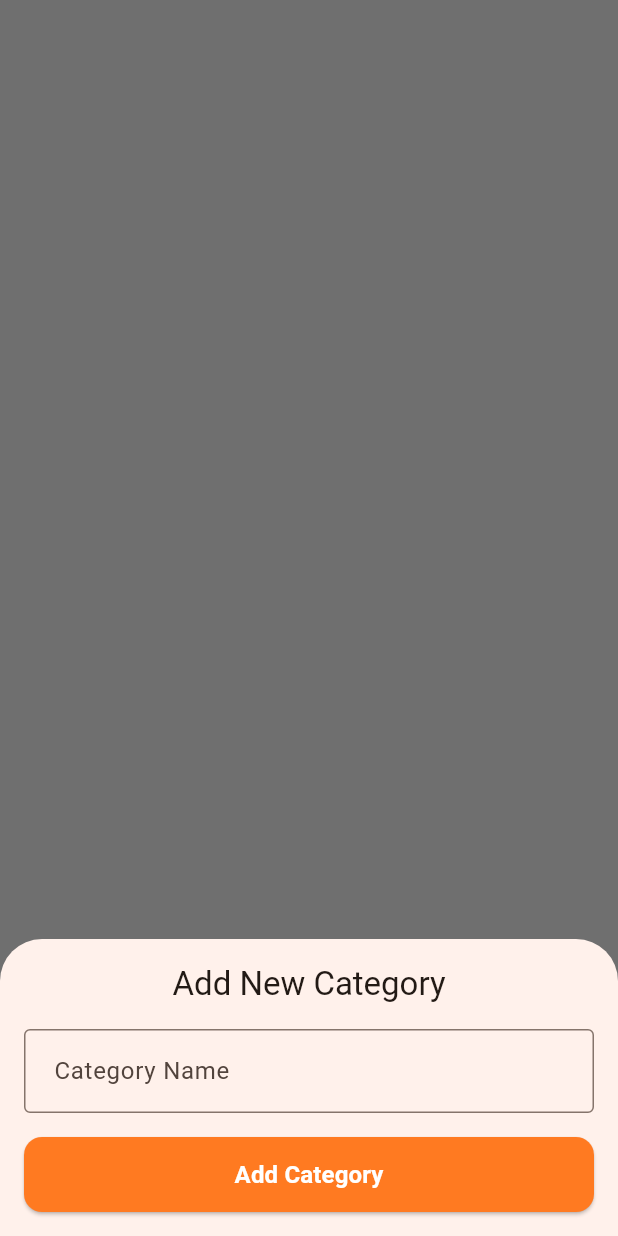
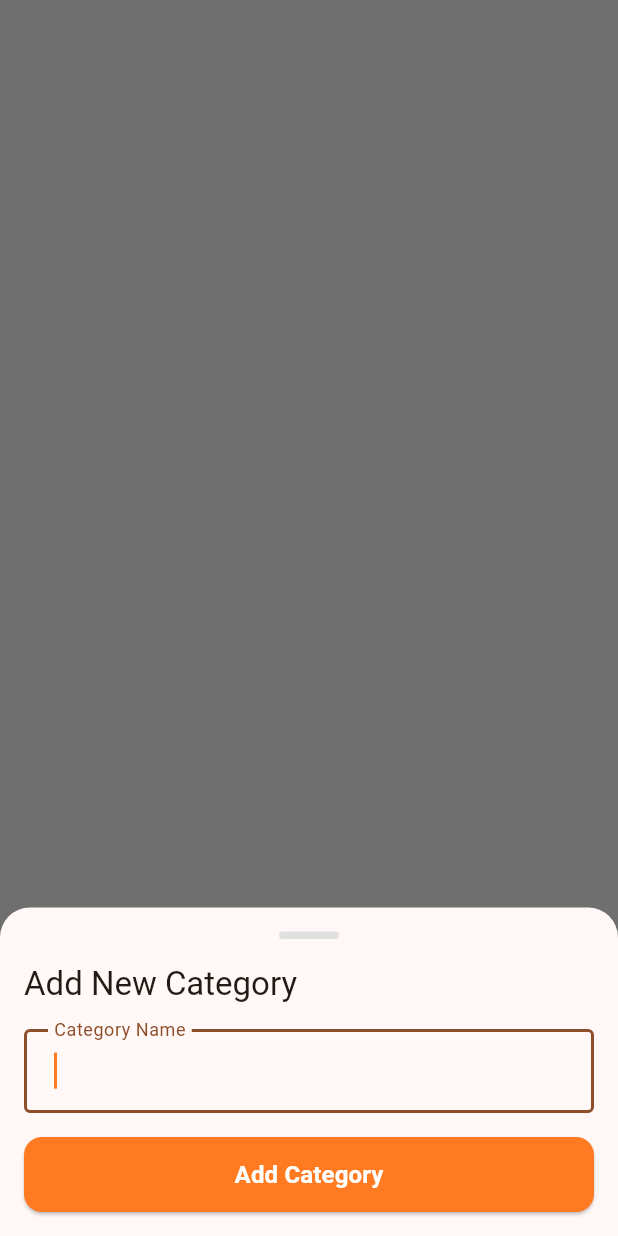
Before and after one commit to SimpliMinimalist/east202, a Flutter app: what showAddCategoryBottomSheet() shows on an empty page, opened directly, on a phone screen of 412 x 824 dp. Run offline on Flutter 3.47's test engine with Material 3 defaults, Android fonts, the phone set to English and light mode, and no system bars; our stand-ins replace carousel_slider, flutter_svg, go_router, google_fonts, image_picker, pinput and 1 more.

```diff
--- a/lib/core/navigation/main_shell.dart
+++ b/lib/core/navigation/main_shell.dart
@@ -169,6 +169,7 @@ class _MainShellState extends State<MainShell> {
                   context,
                   MaterialPageRoute(
                     builder: (context) => const AddProductScreen(),
+                    fullscreenDialog: true,
                   ),
                 );
               },
@@ -190,6 +191,7 @@ class _MainShellState extends State<MainShell> {
                   context,
                   MaterialPageRoute(
                     builder: (context) => const SearchOrdersScreen(),
+                    fullscreenDialog: true,
                   ),
                 );
               },
--- a/lib/features/store/screens/store_screen.dart
+++ b/lib/features/store/screens/store_screen.dart
@@ -65,6 +65,7 @@ class _StoreScreenState extends State<StoreScreen> {
                                 MaterialPageRoute(
                                   builder: (context) =>
                                       AddProductScreen(product: product),
+                                  fullscreenDialog: true,
                                 ),
                               );
                             }
--- a/lib/features/store/widgets/add_category_bottom_sheet.dart
+++ b/lib/features/store/widgets/add_category_bottom_sheet.dart
@@ -10,6 +10,11 @@ void showAddCategoryBottomSheet(BuildContext context) {
   showModalBottomSheet(
     context: context,
     isScrollControlled: true,
+    useRootNavigator: true,
+    shape: const RoundedRectangleBorder(
+      borderRadius: BorderRadius.vertical(top: Radius.circular(20)),
+    ),
+    backgroundColor: Theme.of(context).cardColor,
     builder: (context) {
       return Padding(
         padding: EdgeInsets.only(
@@ -22,7 +27,19 @@ void showAddCategoryBottomSheet(BuildContext context) {
           key: formKey,
           child: Column(
             mainAxisSize: MainAxisSize.min,
+            crossAxisAlignment: CrossAxisAlignment.start,
             children: [
+              Center(
+                child: Container(
+                  width: 40,
+                  height: 5,
+                  margin: const EdgeInsets.only(bottom: 16.0),
+                  decoration: BoxDecoration(
+                    color: Colors.grey[300],
+                    borderRadius: BorderRadius.circular(10),
+                  ),
+                ),
+              ),
               Text(
                 'Add New Category',
                 style: Theme.of(context).textTheme.titleLarge,
@@ -30,6 +47,7 @@ void showAddCategoryBottomSheet(BuildContext context) {
               const SizedBox(height: 16),
               TextFormField(
                 controller: categoryController,
+                autofocus: true,
                 decoration: const InputDecoration(
                   labelText: 'Category Name',
                   border: OutlineInputBorder(),
```
Also changed, not shown: 1 other file.
